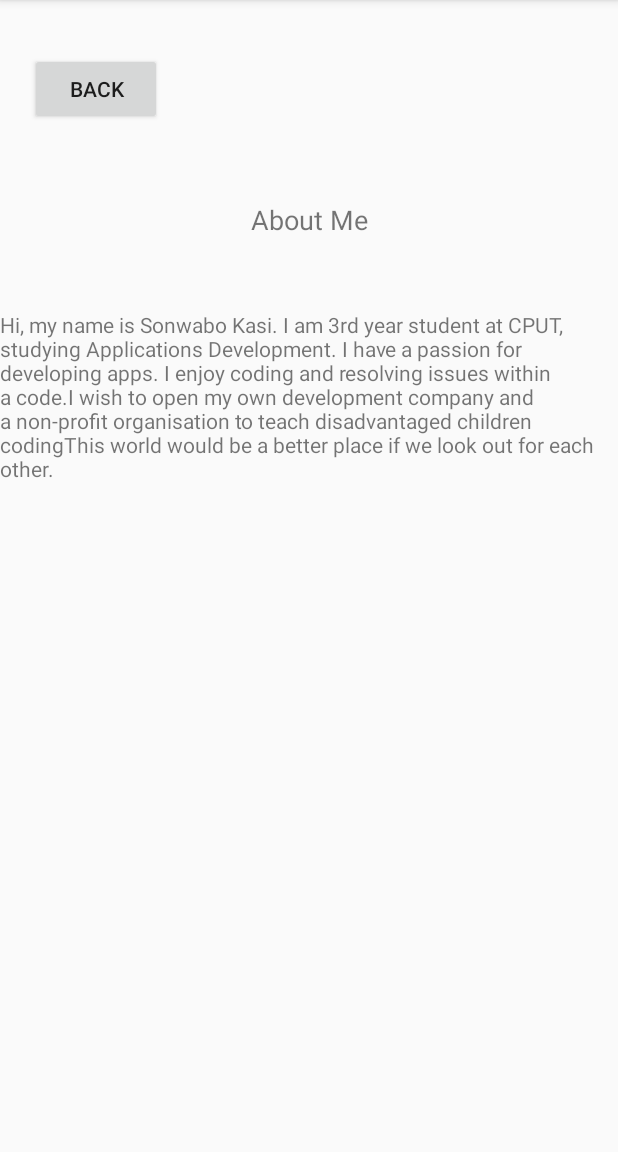
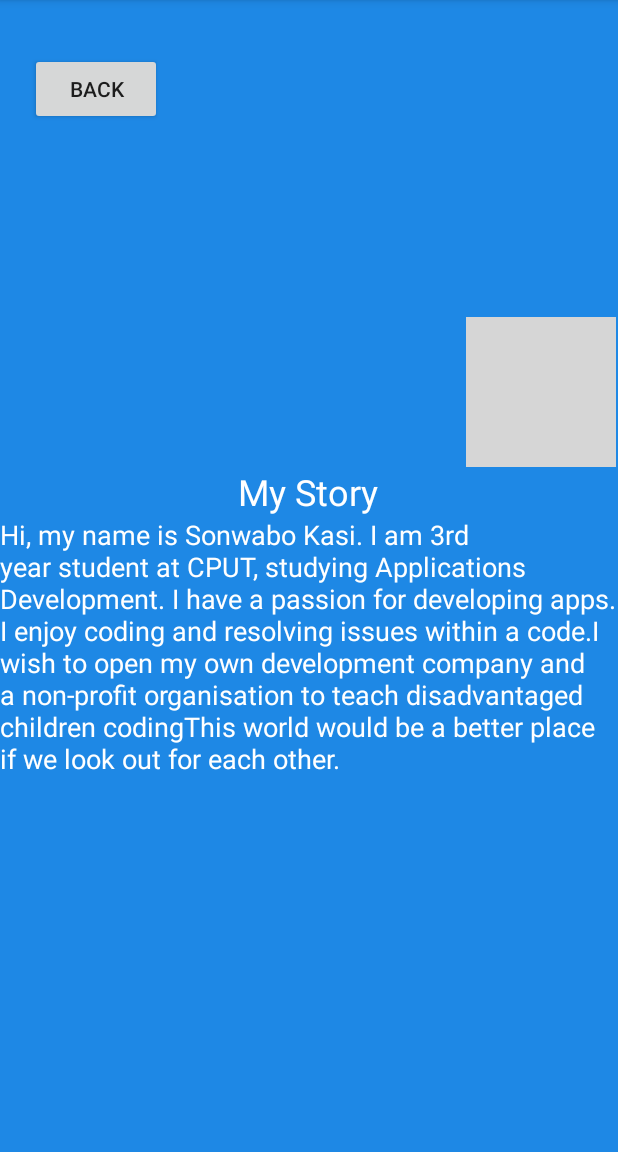
Before and after one commit to SonnyKasi/SonwaboDevSpace, an Android app: the FourthActivity screen opened directly, with no data from a screen before it, on a phone screen of 412 x 824 dp, the part 84-1236 px from its top. Run offline under Robolectric (Android 15) with nearby library versions, the phone set to English and light mode, and no system bars; grey boxes are pictures that could not be loaded.

Commit message:
Created adapter and listView.Set Background colors...inserted image

```diff
--- a/app/src/main/java/za/cput/ict3/sonwabodevspace/MainActivity.java
+++ b/app/src/main/java/za/cput/ict3/sonwabodevspace/MainActivity.java
@@ -15,7 +15,7 @@ import android.widget.EditText;
  */
 
 public class MainActivity extends AppCompatActivity {
-    public static final String EXTRA_MESSAGE = "za\\cput\\ict3\\sonwabodevspace" ;
+    public static final String EXTRA_MESSAGE = "za.cput.ict3.sonwabodevspace" ;
     EditText editText;
     Button button;
 
@@ -39,8 +39,8 @@ public class MainActivity extends AppCompatActivity {
         button.setOnClickListener(new View.OnClickListener() {
             @Override
             public void onClick(View v) {Intent intent =new Intent(MainActivity.this,SecondActivity.class);
-                String message =  editText.getText().toString();
-                intent.putExtra("KEY",message);
+                //String message =  editText.getText().toString();
+                //intent.putExtra(Intent.EXTRA_MESSAGE,message);
                 startActivity(intent);
 
             }
--- a/app/src/main/res/layout/activity_fourth.xml
+++ b/app/src/main/res/layout/activity_fourth.xml
@@ -5,6 +5,7 @@
     android:id="@+id/ABOUT"
     android:layout_width="match_parent"
     android:layout_height="match_parent"
+    android:background="#1E88E5"
     tools:context=".FourthActivity">
 
     <Button
@@ -18,29 +19,45 @@
         app:layout_constraintStart_toStartOf="parent"
         app:layout_constraintTop_toTopOf="parent" />
 
+    <ScrollView
+        android:layout_width="match_parent"
+        android:layout_height="555dp"
+        android:layout_marginEnd="1dp"
+        android:layout_marginRight="1dp"
+        android:layout_marginBottom="1dp"
+        app:layout_constraintBottom_toBottomOf="parent"
+        app:layout_constraintEnd_toEndOf="parent">
+
+        <LinearLayout
+            android:layout_width="match_parent"
+            android:layout_height="match_parent"
+            android:orientation="vertical">
+
+            <ImageView
+                android:id="@+id/imageView4"
+                android:layout_width="100dp"
+                android:layout_height="100dp"
+                android:layout_gravity="right"
+                app:srcCompat="@drawable/solly" />
+
             <TextView
-        android:id="@+id/profile"
+                android:id="@+id/textViewTitle"
                 android:layout_width="wrap_content"
-        android:layout_height="wrap_content"
-        android:layout_marginStart="174dp"
-        android:layout_marginLeft="174dp"
-        android:layout_marginTop="134dp"
-        android:layout_marginEnd="173dp"
-        android:layout_marginRight="173dp"
-        android:text="About Me"
-        android:textSize="18sp"
-        app:layout_constraintEnd_toEndOf="parent"
-        app:layout_constraintStart_toStartOf="parent"
-        app:layout_constraintTop_toTopOf="parent" />
+                android:layout_height="match_parent"
+                android:layout_gravity="center_horizontal"
+                android:text="My Story"
+                android:textColor="@color/design_default_color_on_primary"
+                android:textSize="24sp" />
 
             <TextView
                 android:id="@+id/textViewAbt"
-        android:layout_width="wrap_content"
+                android:layout_width="match_parent"
                 android:layout_height="wrap_content"
-        android:layout_marginTop="48dp"
                 android:text="TextView"
-        app:layout_constraintEnd_toEndOf="parent"
-        app:layout_constraintStart_toStartOf="parent"
-        app:layout_constraintTop_toBottomOf="@+id/profile" />
+                android:textColor="@color/design_default_color_on_primary"
+                android:textSize="18sp" />
+
+        </LinearLayout>
+    </ScrollView>
 
 </androidx.constraintlayout.widget.ConstraintLayout>
--- a/app/src/main/res/layout/activity_second.xml
+++ b/app/src/main/res/layout/activity_second.xml
@@ -5,6 +5,7 @@
     android:id="@+id/MENU"
     android:layout_width="match_parent"
     android:layout_height="match_parent"
+    android:background="#7CB342"
     tools:context=".SecondActivity">
 
     <TextView
@@ -15,6 +16,7 @@
         android:layout_marginRight="272dp"
         android:text="Greetings"
         android:textSize="24sp"
+        android:textColor="@color/design_default_color_on_secondary"
         app:layout_constraintBottom_toTopOf="@+id/textView5"
         app:layout_constraintEnd_toEndOf="parent" />
 
@@ -27,6 +29,7 @@
         android:layout_marginBottom="92dp"
         android:text="Welcome to my code space."
         android:textSize="18sp"
+        android:textColor="@color/design_default_color_on_secondary"
         app:layout_constraintBottom_toTopOf="@+id/buttonHome"
         app:layout_constraintEnd_toEndOf="parent" />
 
@@ -83,6 +86,7 @@
         android:layout_height="wrap_content"
         android:text="TextView"
         android:textSize="24sp"
+        android:textColor="@color/design_default_color_on_secondary"
         tools:layout_editor_absoluteX="145dp"
         tools:layout_editor_absoluteY="140dp" />
 
--- a/app/src/main/res/layout/activity_third.xml
+++ b/app/src/main/res/layout/activity_third.xml
@@ -5,6 +5,7 @@
     android:id="@+id/CALCULATE"
     android:layout_width="match_parent"
     android:layout_height="match_parent"
+    android:background="#00ACC1"
     tools:context=".ThirdActivity">
 
     <Button
@@ -36,6 +37,7 @@
         android:layout_marginTop="136dp"
         android:text="Density Calculation"
         android:textSize="18sp"
+        android:textColor="@color/design_default_color_on_primary"
         app:layout_constraintEnd_toEndOf="parent"
         app:layout_constraintStart_toStartOf="parent"
         app:layout_constraintTop_toTopOf="parent" />
@@ -45,6 +47,7 @@
         android:layout_width="wrap_content"
         android:layout_height="wrap_content"
         android:layout_marginEnd="108dp"
+        android:textColor="@color/design_default_color_on_secondary"
         android:layout_marginRight="108dp"
         android:layout_marginBottom="82dp"
         android:ems="10"
@@ -57,6 +60,7 @@
         android:id="@+id/editText3"
         android:layout_width="wrap_content"
         android:layout_height="wrap_content"
+        android:textColor="@color/design_default_color_on_secondary"
         android:layout_marginEnd="108dp"
         android:layout_marginRight="108dp"
         android:layout_marginBottom="102dp"
```
Also changed, not shown: app/src/main/java/za/cput/ict3/sonwabodevspace/Adapter.java (added, +45 -0 lines), app/src/main/java/za/cput/ict3/sonwabodevspace/ListViewActivity.java (added, +57 -0 lines), app/src/main/java/za/cput/ict3/sonwabodevspace/ThirdActivity.java (+7 -2 lines), app/src/main/res/layout/activity_firth.xml (+3 -5 lines), app/src/main/res/layout/activity_list_view.xml (added, +42 -0 lines), app/src/main/res/layout/activity_main.xml (+6 -2 lines), app/src/main/res/drawable/avata.jpg (added), app/src/main/res/drawable/calculate.jpg (added). Lines whose indentation alone changed are shown as unchanged.
